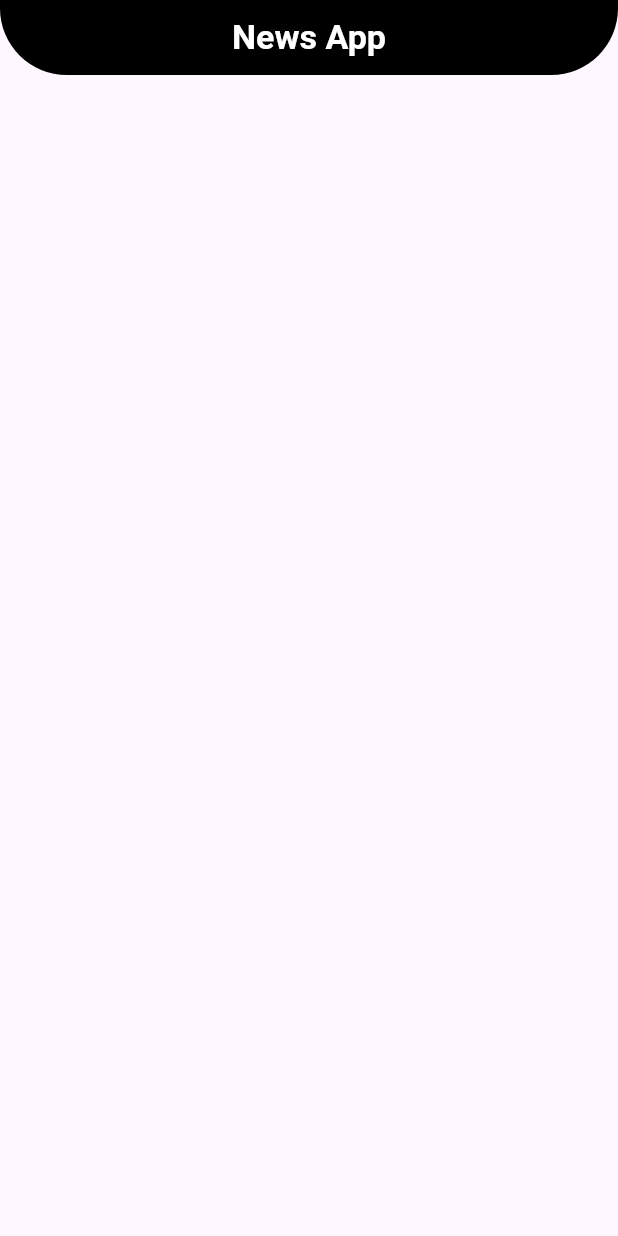
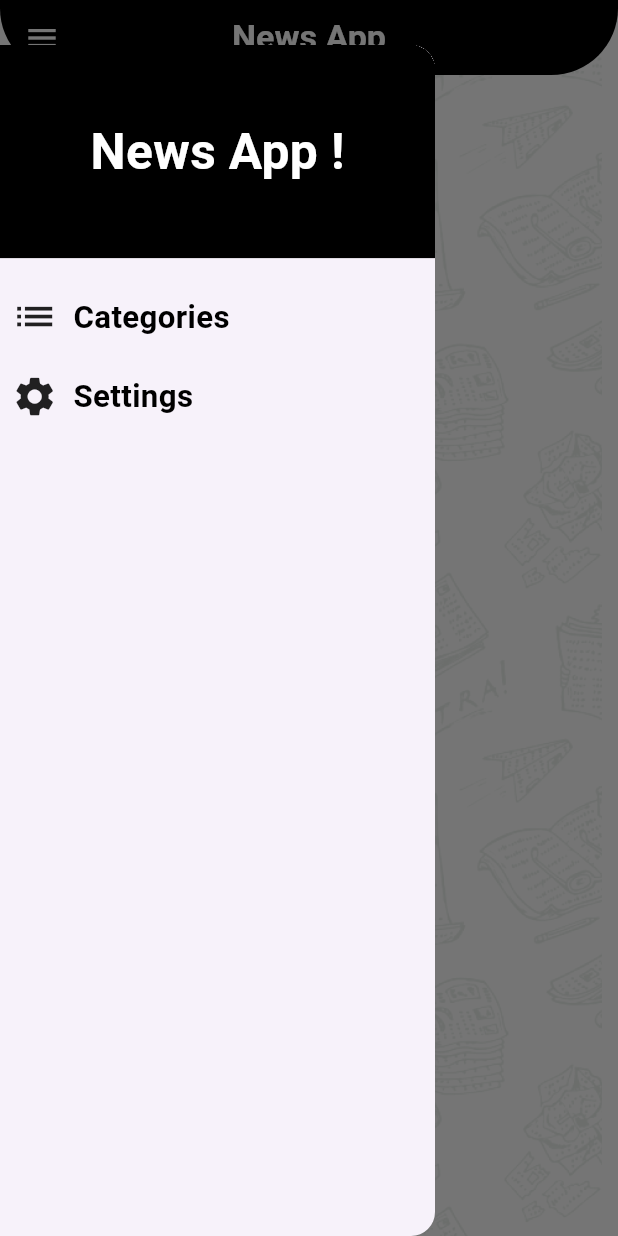
Before and after one commit to 7ossam2002/News_app, a Flutter app: the screen it shows after launch, with the side drawer open (before the commit the screen has no drawer), on a phone screen of 412 x 824 dp. Run offline on Flutter 3.47's test engine with Material 3 defaults, Android fonts, the phone set to English and light mode, and no system bars; our stand-ins replace flutter_screenutil, google_fonts; Roboto replaces fonts that are missing (Aboreto).

Commit message:
+switch between two bages +drawer

```diff
--- a/lib/config/theme/app_style.dart
+++ b/lib/config/theme/app_style.dart
@@ -6,4 +6,7 @@ import 'package:news_app/core/utils/colors_manager.dart';
 
 class AppStyle{
   static TextStyle appBar=  GoogleFonts.aboreto(fontWeight: FontWeight.w700,fontSize: 24.sp,color: ColorsManager.white);
+  static TextStyle drawerTitle=  GoogleFonts.aboreto(fontWeight: FontWeight.w700,fontSize: 35.sp,color: ColorsManager.white);
+  static TextStyle drawerItem=  GoogleFonts.aBeeZee(fontWeight: FontWeight.w700,fontSize: 22.sp,color: ColorsManager.black);
+  static TextStyle pickCategory=  GoogleFonts.aBeeZee(fontWeight: FontWeight.w700,fontSize: 25.sp,color: ColorsManager.black);
 }
--- a/lib/config/theme/app_theme.dart
+++ b/lib/config/theme/app_theme.dart
@@ -19,6 +19,7 @@ class AppTheme{
 
       )
     ),
+    scaffoldBackgroundColor: Colors.transparent,
 
 
   );
--- a/lib/core/utils/routes_manager.dart
+++ b/lib/core/utils/routes_manager.dart
@@ -8,7 +8,7 @@ class RoutesManager{
 
   static Map<String,WidgetBuilder> routes={
     splash :(_)=>const SplashScreen(),
-    home:(_)=>const HomeScreen(),
+    home:(_)=> HomeScreen(),
   };
 
 }
--- a/lib/core/utils/strings_manager.dart
+++ b/lib/core/utils/strings_manager.dart
@@ -1,3 +1,4 @@
 class StringsManager{
   static const String appTitle="News App";
+  static const String drawerTitle="News App !";
 }
--- a/lib/presentation/screens/home/home_screen.dart
+++ b/lib/presentation/screens/home/home_screen.dart
@@ -1,16 +1,53 @@
 import 'package:flutter/material.dart';
-import 'package:google_fonts/google_fonts.dart';
-import 'package:news_app/config/theme/app_style.dart';
+import 'package:news_app/core/utils/colors_manager.dart';
+import 'package:news_app/core/utils/images_manager.dart';
 import 'package:news_app/core/utils/strings_manager.dart';
+import 'package:news_app/presentation/screens/home/tabs/categories_tab/categories_tab.dart';
+import 'package:news_app/presentation/screens/home/tabs/settings_tab/settings_tab.dart';
+import 'package:news_app/presentation/screens/home/widgets/home_drawer/drawer.dart';
 
-class HomeScreen extends StatelessWidget {
+class HomeScreen extends StatefulWidget {
   const HomeScreen({super.key});
 
   @override
+  _HomeScreenState createState() => _HomeScreenState();
+}
+
+class _HomeScreenState extends State<HomeScreen> {
+  // Tracks the currently selected tab
+  Widget _selectedTab = CategoriesTab();
+
+  // Handles drawer item clicks
+  void _onDrawerItemClicked(MenuItem item) {
+    setState(() {
+      switch (item) {
+        case MenuItem.categories:
+          _selectedTab = CategoriesTab();
+          break;
+        case MenuItem.settings:
+          _selectedTab = SettingsTab();
+          break;
+      }
+    });
+    Navigator.pop(context); // Close the drawer after selection
+  }
+
+  @override
   Widget build(BuildContext context) {
-    return Scaffold(
-      appBar: AppBar(
-        title: const Text(StringsManager.appTitle),
+    return Container(
+      decoration: BoxDecoration(
+        color: ColorsManager.white,
+        image: DecorationImage(image: AssetImage(ImagesManager.pattern)),
+      ),
+      child: Scaffold(
+        appBar: AppBar(
+          title: const Text(StringsManager.appTitle),
+        ),
+        drawer: Padding(
+          padding: const EdgeInsets.only(top: 30),
+          child: HomeDrawer(onDrawerItemClicked: _onDrawerItemClicked),
+        ),
+        body: _selectedTab, // Render the currently selected tab
       ),
     );
   }
--- /dev/null
+++ b/lib/presentation/screens/home/tabs/categories_tab/categories_tab.dart
@@ -0,0 +1,20 @@
+import 'package:flutter/material.dart';
+import 'package:flutter_screenutil/flutter_screenutil.dart';
+import 'package:news_app/config/theme/app_style.dart';
+
+
+class CategoriesTab extends StatelessWidget {
+  const CategoriesTab({super.key});
+
+  @override
+  Widget build(BuildContext context) {
+    return Padding(
+      padding:  REdgeInsets.all(12),
+      child: Container(
+        child: Text(
+          "pick your category\n of interests",style: AppStyle.pickCategory,
+        ),
+      ),
+    );
+  }
+}
--- /dev/null
+++ b/lib/presentation/screens/home/tabs/settings_tab/settings_tab.dart
@@ -0,0 +1,13 @@
+import 'package:flutter/material.dart';
+
+
+class SettingsTab extends StatelessWidget {
+  const SettingsTab({super.key});
+
+  @override
+  Widget build(BuildContext context) {
+    return Container(
+      color: Colors.red,
+    );
+  }
+}
--- a/lib/presentation/screens/home/widgets/home_drawer/drawer.dart
+++ b/lib/presentation/screens/home/widgets/home_drawer/drawer.dart
@@ -1,10 +1,68 @@
 import 'package:flutter/material.dart';
+import 'package:flutter_screenutil/flutter_screenutil.dart';
+import 'package:news_app/config/theme/app_style.dart';
+import 'package:news_app/core/utils/colors_manager.dart';
+import 'package:news_app/core/utils/strings_manager.dart';
+import 'package:news_app/presentation/screens/home/tabs/categories_tab/categories_tab.dart';
 
-class Drawer extends StatelessWidget {
-  const Drawer({super.key});
+typedef OnDrawerItemClicked =void Function(MenuItem);
+
+class HomeDrawer extends StatelessWidget {
+  HomeDrawer({super.key,required this.onDrawerItemClicked});
+OnDrawerItemClicked onDrawerItemClicked;
 
   @override
   Widget build(BuildContext context) {
-    return  const Drawer();
+    return Drawer(
+      width: 290.w,
+      child: Column(
+        children: [
+          Container(
+            width: double.infinity,
+              height: 150.h,
+              color: ColorsManager.black,
+                child: Center(child: Text(StringsManager.drawerTitle,style: AppStyle.drawerTitle,)),
+              ),
+          SizedBox(height: 25.h,),
+       Padding(
+         padding:  REdgeInsets.symmetric(horizontal: 8 ),
+         child: Column(
+           children: [
+             InkWell(
+               onTap: () {
+               onDrawerItemClicked(MenuItem.categories);
+               },
+               child: Row(
+                 children: [
+                   Icon(Icons.list,size: 33.sp,),
+                   SizedBox(width: 10.w,),
+                   Text("Categories",style: AppStyle.drawerItem,)
+                 ],
+               ),
+             ),
+             SizedBox(height: 23.h,),
+             InkWell(
+               onTap: () {
+               onDrawerItemClicked(MenuItem.settings);
+               },
+               child: Row(
+                 children: [
+                   Icon(Icons.settings,size: 33.sp,),
+                   SizedBox(width: 10.w,),
+                   Text("Settings",style: AppStyle.drawerItem,)
+                 ],
+               ),
+             )
+           ],
+         ),
+       )
+        ],
+      ),
+    );
+
   }
 }
+enum MenuItem{
+  categories,
+  settings
+}
```
